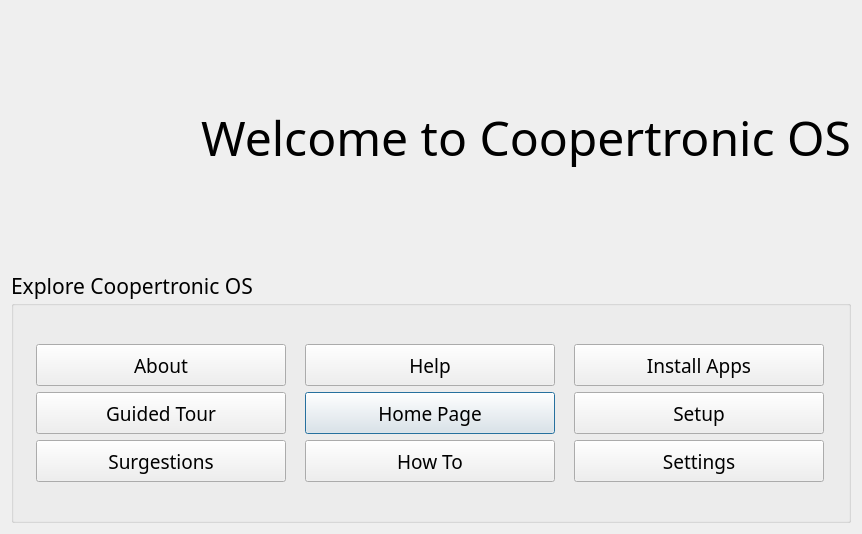
Qt form ctos-welcome.ui (Coopertronic/ctos-welcome) before a commit.
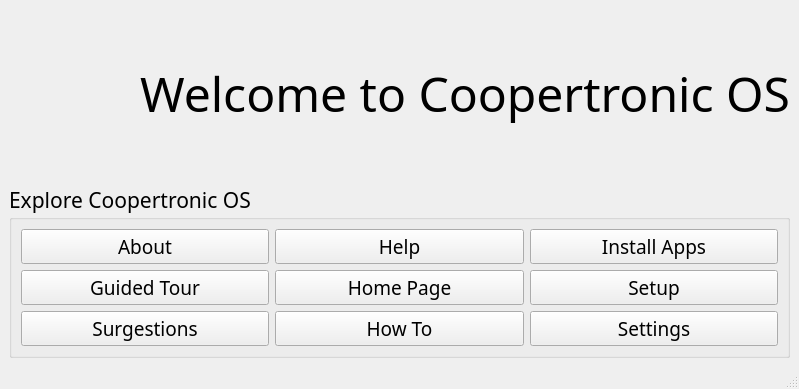
The same form after that commit. Icons and pictures are not drawn.

Commit message: UI is now in a Main Window rather than a dialog. The object names are now named ina way that I can work with. The new .py script has been generated.

Patch:
```diff
--- a/ctos-welcome.ui
+++ b/ctos-welcome.ui
@@ -1,24 +1,22 @@
 <?xml version="1.0" encoding="UTF-8"?>
 <ui version="4.0">
- <class>Dialog</class>
- <widget class="QDialog" name="Dialog">
+ <class>MainWindow</class>
+ <widget class="QMainWindow" name="MainWindow">
   <property name="geometry">
    <rect>
     <x>0</x>
     <y>0</y>
-    <width>862</width>
-    <height>534</height>
+    <width>799</width>
+    <height>389</height>
    </rect>
   </property>
   <property name="windowTitle">
    <string>Dialog</string>
   </property>
-  <property name="windowOpacity">
-   <double>0.960000000000000</double>
-  </property>
-  <layout class="QVBoxLayout" name="verticalLayout_2">
+  <widget class="QWidget" name="centralwidget">
+   <layout class="QVBoxLayout" name="verticalLayout">
    <item>
-    <layout class="QHBoxLayout" name="horizontalLayout">
+     <layout class="QHBoxLayout" name="main_title">
      <item>
       <widget class="QLabel" name="label_2">
        <property name="text">
@@ -48,7 +46,7 @@
     </layout>
    </item>
    <item>
-    <widget class="QGroupBox" name="groupBox">
+     <widget class="QGroupBox" name="thBtns">
      <property name="font">
       <font>
        <family>Sunflower Medium</family>
@@ -58,11 +56,30 @@
      <property name="title">
       <string>Explore Coopertronic OS</string>
      </property>
-     <layout class="QVBoxLayout" name="verticalLayout_3">
+      <layout class="QVBoxLayout" name="verticalLayout_2">
       <item>
-       <layout class="QGridLayout" name="gridLayout_2">
+        <layout class="QGridLayout" name="btn_grid">
+         <item row="0" column="1">
+          <widget class="QPushButton" name="btn_help">
+           <property name="maximumSize">
+            <size>
+             <width>250</width>
+             <height>42</height>
+            </size>
+           </property>
+           <property name="font">
+            <font>
+             <family>Sunflower Medium</family>
+             <pointsize>14</pointsize>
+            </font>
+           </property>
+           <property name="text">
+            <string>Help</string>
+           </property>
+          </widget>
+         </item>
         <item row="1" column="1">
-         <widget class="QPushButton" name="pushButton_5">
+          <widget class="QPushButton" name="btn_home">
           <property name="maximumSize">
            <size>
             <width>250</width>
@@ -80,46 +97,8 @@
           </property>
          </widget>
         </item>
-        <item row="0" column="0">
-         <widget class="QPushButton" name="pushButton_3">
-          <property name="maximumSize">
-           <size>
-            <width>250</width>
-            <height>42</height>
-           </size>
-          </property>
-          <property name="font">
-           <font>
-            <family>Sunflower Medium</family>
-            <pointsize>14</pointsize>
-           </font>
-          </property>
-          <property name="text">
-           <string>About</string>
-          </property>
-         </widget>
-        </item>
-        <item row="2" column="1">
-         <widget class="QPushButton" name="pushButton_6">
-          <property name="maximumSize">
-           <size>
-            <width>250</width>
-            <height>42</height>
-           </size>
-          </property>
-          <property name="font">
-           <font>
-            <family>Sunflower Medium</family>
-            <pointsize>14</pointsize>
-           </font>
-          </property>
-          <property name="text">
-           <string>How To</string>
-          </property>
-         </widget>
-        </item>
         <item row="2" column="0">
-         <widget class="QPushButton" name="pushButton">
+          <widget class="QPushButton" name="btn_surgest">
           <property name="maximumSize">
            <size>
             <width>250</width>
@@ -137,8 +116,8 @@
           </property>
          </widget>
         </item>
-        <item row="1" column="0">
-         <widget class="QPushButton" name="pushButton_2">
+         <item row="2" column="2">
+          <widget class="QPushButton" name="btn_settings">
           <property name="maximumSize">
            <size>
             <width>250</width>
@@ -152,12 +131,12 @@
            </font>
           </property>
           <property name="text">
-           <string>Guided Tour</string>
+            <string>Settings</string>
           </property>
          </widget>
         </item>
-        <item row="0" column="1">
-         <widget class="QPushButton" name="pushButton_4">
+         <item row="2" column="1">
+          <widget class="QPushButton" name="btn_how">
           <property name="maximumSize">
            <size>
             <width>250</width>
@@ -171,12 +150,12 @@
            </font>
           </property>
           <property name="text">
-           <string>Help</string>
+            <string>How To</string>
           </property>
          </widget>
         </item>
         <item row="0" column="2">
-         <widget class="QPushButton" name="pushButton_7">
+          <widget class="QPushButton" name="btn_install">
           <property name="maximumSize">
            <size>
             <width>250</width>
@@ -194,8 +173,27 @@
           </property>
          </widget>
         </item>
+         <item row="0" column="0">
+          <widget class="QPushButton" name="btn_about">
+           <property name="maximumSize">
+            <size>
+             <width>250</width>
+             <height>42</height>
+            </size>
+           </property>
+           <property name="font">
+            <font>
+             <family>Sunflower Medium</family>
+             <pointsize>14</pointsize>
+            </font>
+           </property>
+           <property name="text">
+            <string>About</string>
+           </property>
+          </widget>
+         </item>
         <item row="1" column="2">
-         <widget class="QPushButton" name="pushButton_8">
+          <widget class="QPushButton" name="btn_setup">
           <property name="maximumSize">
            <size>
             <width>250</width>
@@ -213,8 +211,8 @@
           </property>
          </widget>
         </item>
-        <item row="2" column="2">
-         <widget class="QPushButton" name="pushButton_9">
+         <item row="1" column="0">
+          <widget class="QPushButton" name="btn_tour">
           <property name="maximumSize">
            <size>
             <width>250</width>
@@ -228,7 +226,7 @@
            </font>
           </property>
           <property name="text">
-           <string>Settings</string>
+            <string>Guided Tour</string>
           </property>
          </widget>
         </item>
@@ -238,6 +236,18 @@
     </widget>
    </item>
   </layout>
+  </widget>
+  <widget class="QMenuBar" name="menubar">
+   <property name="geometry">
+    <rect>
+     <x>0</x>
+     <y>0</y>
+     <width>799</width>
+     <height>30</height>
+    </rect>
+   </property>
+  </widget>
+  <widget class="QStatusBar" name="statusbar"/>
  </widget>
  <resources/>
  <connections/>
```
Left out of the diff: 6 changed lines with no effect on the pictures. Lines whose indentation alone changed are shown as unchanged. The commit also changes 1 other file.
